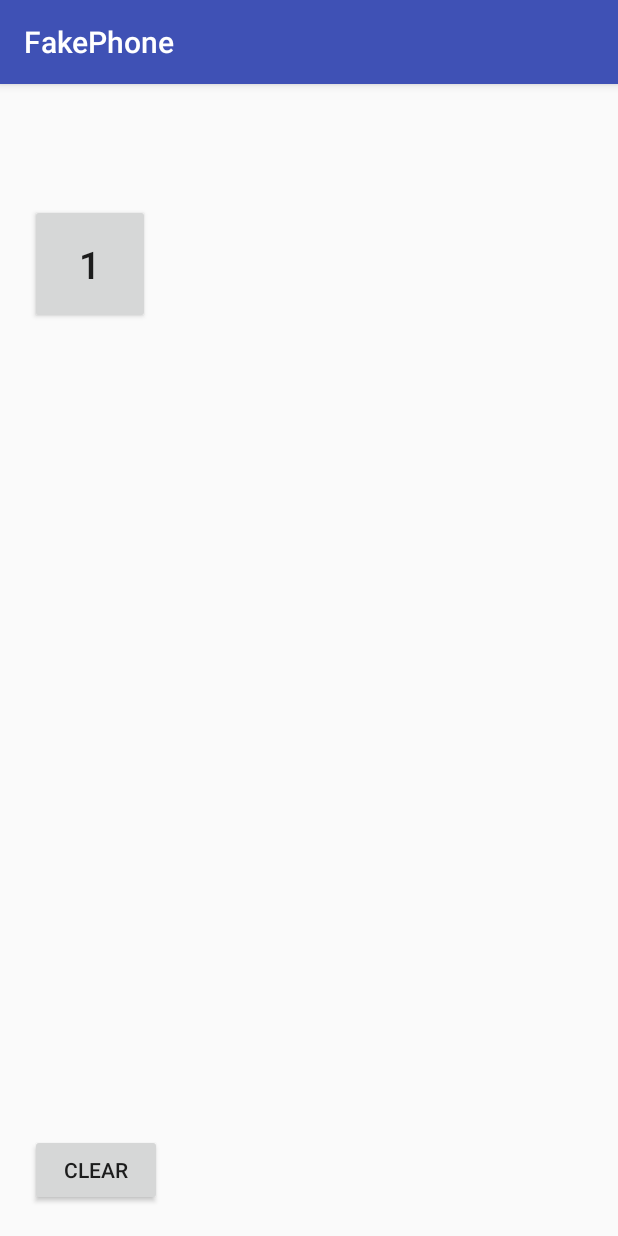
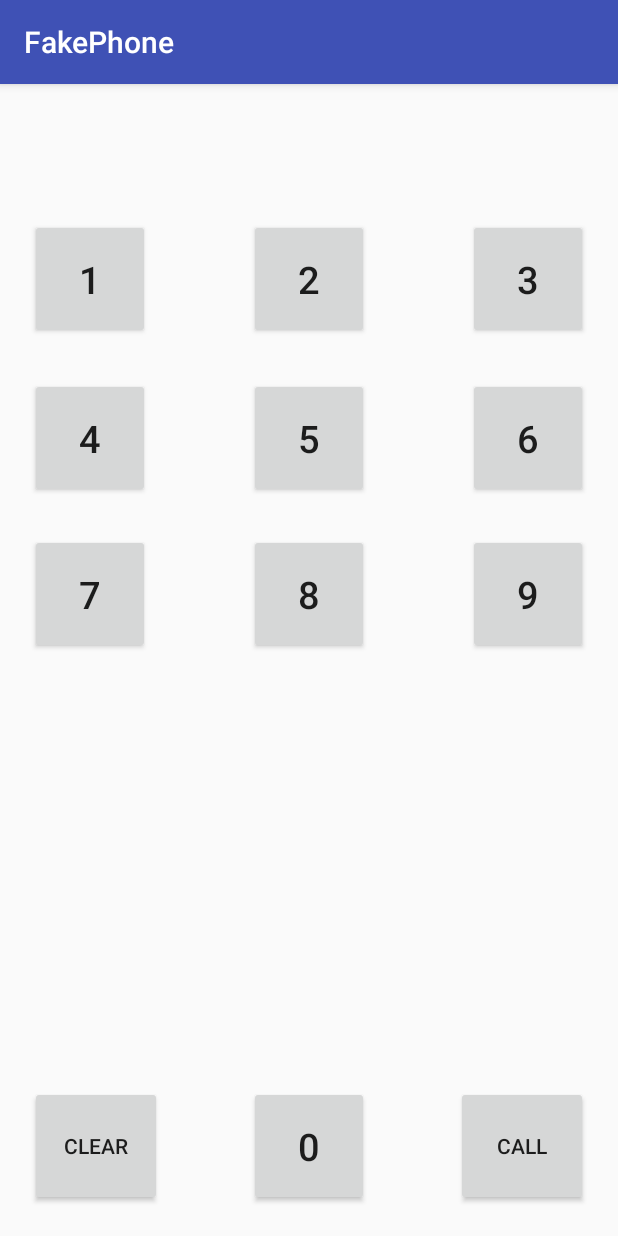
Before and after one commit to nuriaricart/FakePhoneActivity, an Android app: the screen it shows after launch (FakePhoneActivity), after a tap on "CLEAR", on a phone screen of 412 x 824 dp. Run offline under Robolectric (Android 15) with nearby library versions, the phone set to English and light mode, and no system bars.

Commit message:
S'han posat tots els butons

```diff
--- a/app/src/main/java/edu/upc/eseiaat/pma/fakephone/FakePhoneActivity.java
+++ b/app/src/main/java/edu/upc/eseiaat/pma/fakephone/FakePhoneActivity.java
@@ -30,8 +30,10 @@ public class FakePhoneActivity extends AppCompatActivity {
         text_phone.setText(pn);
     }
 
-    public void clicat (View v){
-        Button boto = (Button) v; //converteix a botó el View v
+    public void clear (View v){
+        Button boto = (Button) v;
+        text_phone.setText("");
+        //converteix a botó el View v
         //amb aquest botó creat ja podem fer les diverses funcions
         Log.i ("click", "Has clicat el botó");
     }
--- a/app/src/main/res/layout/activity_fake_phone.xml
+++ b/app/src/main/res/layout/activity_fake_phone.xml
@@ -10,17 +10,17 @@
     <Button
         android:id="@+id/btn_esborra"
         android:layout_width="wrap_content"
-        android:layout_height="wrap_content"
+        android:layout_height="80dp"
         android:layout_alignParentBottom="true"
         android:layout_alignParentLeft="true"
         android:layout_alignParentStart="true"
-        android:onClick="clicat"
+        android:onClick="clear"
         android:text="@string/btn_esborra" />
 
     <TextView
         android:id="@+id/text_phone"
         android:layout_width="wrap_content"
-        android:layout_height="40dp"
+        android:layout_height="50dp"
         android:layout_alignParentEnd="true"
         android:layout_alignParentLeft="true"
         android:layout_alignParentRight="true"
@@ -29,7 +29,7 @@
         android:textSize="40sp" />
 
     <Button
-        android:id="@+id/button5"
+        android:id="@+id/btn_1"
         android:layout_width="80dp"
         android:layout_height="80dp"
         android:layout_alignParentLeft="true"
@@ -41,4 +41,115 @@
         android:text="1"
         android:textSize="25sp" />
 
+    <Button
+        android:id="@+id/btn_2"
+        android:layout_width="80dp"
+        android:layout_height="80dp"
+        android:layout_alignTop="@+id/btn_1"
+        android:layout_centerHorizontal="true"
+        android:onClick="click_num"
+        android:text="2"
+        android:textSize="25sp" />
+
+    <Button
+        android:id="@+id/btn_3"
+        android:layout_width="80dp"
+        android:layout_height="80dp"
+        android:layout_alignParentEnd="true"
+        android:layout_alignParentRight="true"
+        android:layout_alignTop="@+id/btn_1"
+        android:onClick="click_num"
+        android:text="3"
+        android:textSize="25sp" />
+
+    <Button
+        android:id="@+id/btn_4"
+        android:layout_width="80dp"
+        android:layout_height="80dp"
+        android:onClick="click_num"
+        android:text="4"
+        android:textSize="25sp"
+        android:layout_below="@+id/btn_1"
+        android:layout_alignParentLeft="true"
+        android:layout_alignParentStart="true"
+        android:layout_marginTop="26dp" />
+
+    <Button
+        android:id="@+id/btn_5"
+        android:layout_width="80dp"
+        android:layout_height="80dp"
+        android:onClick="click_num"
+        android:text="5"
+        android:textSize="25sp"
+        android:layout_above="@+id/btn_7"
+        android:layout_alignLeft="@+id/btn_2"
+        android:layout_alignStart="@+id/btn_2" />
+
+    <Button
+        android:id="@+id/btn_6"
+        android:layout_width="80dp"
+        android:layout_height="80dp"
+        android:layout_above="@+id/btn_7"
+        android:layout_alignParentEnd="true"
+        android:layout_alignParentRight="true"
+        android:text="6"
+        android:textSize="25sp" />
+
+    <Button
+        android:id="@+id/btn_7"
+        android:layout_width="80dp"
+        android:layout_height="80dp"
+        android:layout_alignParentLeft="true"
+        android:layout_alignParentStart="true"
+        android:layout_below="@+id/btn_4"
+        android:layout_marginTop="24dp"
+        android:onClick="click_num"
+        android:text="7"
+        android:textSize="25sp" />
+
+    <Button
+        android:id="@+id/btn_8"
+        android:layout_width="80dp"
+        android:layout_height="80dp"
+        android:onClick="click_num"
+        android:text="8"
+        android:textSize="25sp"
+        android:layout_alignBottom="@+id/btn_7"
+        android:layout_alignLeft="@+id/btn_5"
+        android:layout_alignStart="@+id/btn_5"
+        android:layout_alignTop="@+id/btn_7" />
+
+    <Button
+        android:id="@+id/btn_9"
+        android:layout_width="80dp"
+        android:layout_height="80dp"
+        android:layout_alignBottom="@+id/btn_8"
+        android:layout_alignParentEnd="true"
+        android:layout_alignParentRight="true"
+        android:onClick="click_num"
+        android:text="9"
+        android:textSize="25sp"
+        android:layout_alignTop="@+id/btn_8" />
+
+    <Button
+        android:id="@+id/btn_0"
+        android:layout_width="80dp"
+        android:layout_height="80dp"
+        android:onClick="click_num"
+        android:text="0"
+        android:textSize="25sp"
+        android:layout_alignParentBottom="true"
+        android:layout_alignLeft="@+id/btn_8"
+        android:layout_alignStart="@+id/btn_8" />
+
+    <Button
+        android:id="@+id/btn_call"
+        android:layout_width="wrap_content"
+        android:layout_height="80dp"
+        android:layout_alignParentBottom="true"
+        android:layout_alignParentEnd="true"
+        android:layout_alignParentRight="true"
+        android:onClick="call"
+        android:text="@string/btn_call" />
+
 </RelativeLayout>
--- a/app/src/main/res/values/strings.xml
+++ b/app/src/main/res/values/strings.xml
@@ -1,4 +1,5 @@
 <resources>
     <string name="app_name">FakePhone</string>
     <string name="btn_esborra" >Clear</string>
+    <string name="btn_call" >Call</string>
 </resources>
```
Also changed, not shown: 2 other files.
